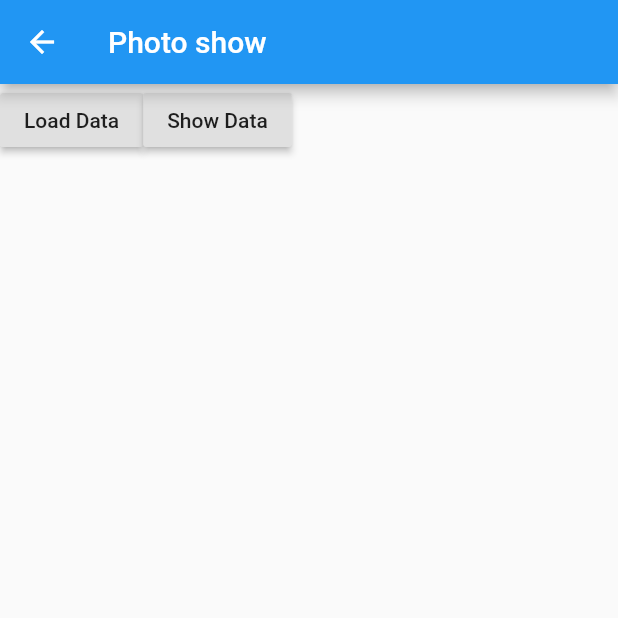
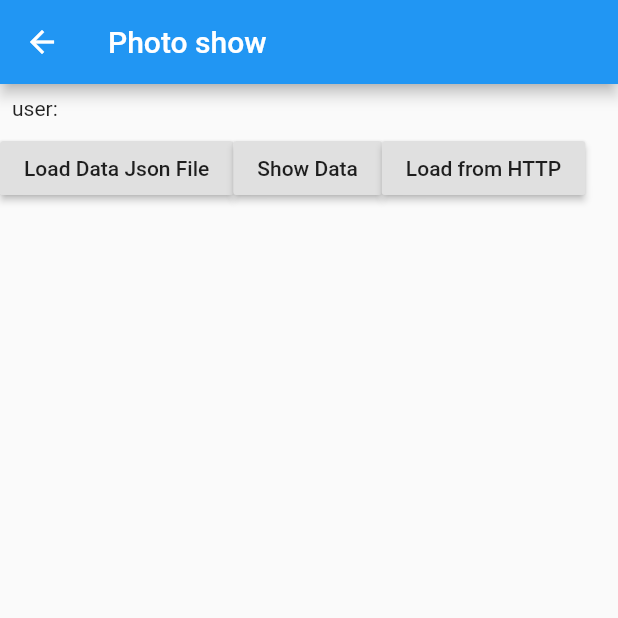
Before and after one commit to attavut/flutter_myfirstapp, a Flutter app: the screen it shows after launch, after a tap on "Login", on a phone screen of 412 x 824 dp, the top half of it. Run offline on Flutter 3.47's test engine with Material 2 defaults, Android fonts, the phone set to English and light mode, and no system bars.

Commit message:
add example code use library for making HTTP requests

```diff
--- /dev/null
+++ b/lib/models/randomPhoto.dart
@@ -0,0 +1,30 @@
+// To parse this JSON data, do
+//
+//     final randomPhoto = randomPhotoFromJson(jsonString);
+
+import 'dart:convert';
+
+RandomPhoto randomPhotoFromJson(String str) =>
+    RandomPhoto.fromJson(json.decode(str));
+
+String randomPhotoToJson(RandomPhoto data) => json.encode(data.toJson());
+
+class RandomPhoto {
+  RandomPhoto({
+    this.message,
+    this.status,
+  });
+
+  String message;
+  String status;
+
+  factory RandomPhoto.fromJson(Map<String, dynamic> json) => RandomPhoto(
+        message: json["message"],
+        status: json["status"],
+      );
+
+  Map<String, dynamic> toJson() => {
+        "message": message,
+        "status": status,
+      };
+}
--- a/lib/pages/photo.dart
+++ b/lib/pages/photo.dart
@@ -5,6 +5,8 @@ import 'package:flutter/material.dart';
 import 'package:myfirstapp/models/login.dart';
 import 'package:flutter/services.dart';
 import 'package:myfirstapp/models/photo.dart';
+import 'package:http/http.dart' as http;
+import 'package:myfirstapp/models/randomPhoto.dart';
 
 class PhotoPage extends StatefulWidget {
   @override
@@ -16,6 +18,7 @@ class PhotoPage extends StatefulWidget {
 class _PhotoPageState extends State<StatefulWidget> {
   var user = {};
   List<Photo> photos;
+  RandomPhoto randomPhoto;
 
   @override
   Widget build(BuildContext context) {
@@ -29,19 +32,41 @@ class _PhotoPageState extends State<StatefulWidget> {
           children: [
             Row(
               children: [
+                Padding(
+                  padding: const EdgeInsets.all(8.0),
+                  child: Text('user: ' + args[0]),
+                ),
+              ],
+            ),
+            Row(
+              children: [
                 RaisedButton(
-                    child: Text('Load Data'),
+                    child: Text('Load Data Json File'),
                     onPressed: () {
                       Future<String> photoJson =
                           rootBundle.loadString('json/photos.json');
                       photoJson.then((value) {
                         photos = photoFromJson(value);
+                        randomPhoto = null;
                         print(photos.length);
                       });
                     }),
                 RaisedButton(
                     child: Text('Show Data'),
                     onPressed: () {
+                      randomPhoto = null;
+                      setState(() {});
+                    }),
+                RaisedButton(
+                    child: Text('Load from HTTP'),
+                    onPressed: () async {
+                      var url = 'https://dog.ceo/api/breeds/image/random';
+                      var response = await http.get(url);
+                      print(
+                          response.statusCode.toString() + ' ' + response.body);
+                      randomPhoto = randomPhotoFromJson(response.body);
+                      photos = null;
+                      print(randomPhoto.message);
                       setState(() {});
                     }),
               ],
@@ -59,6 +84,12 @@ class _PhotoPageState extends State<StatefulWidget> {
                       );
                     }).toList(),
                   )
+                : Container(),
+            (randomPhoto != null)
+                ? Image.network(
+                    randomPhoto.message,
+                    width: 100,
+                  )
                 : Container()
           ],
         ));
--- a/pubspec.yaml
+++ b/pubspec.yaml
@@ -23,6 +23,7 @@ environment:
 dependencies:
   flutter:
     sdk: flutter
+  http: ^0.12.2
 
 
   # The following adds the Cupertino Icons font to your application.
```
